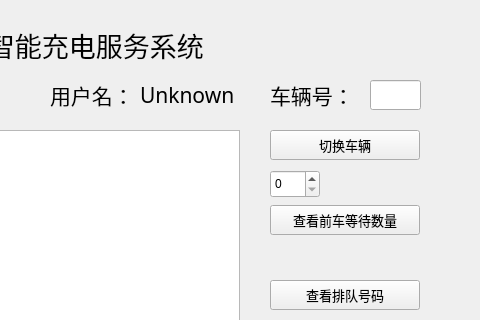
Above: ChargingUser/workwindow.ui from wjj710/Charging-Pile-System before the change; both pictures show x 320 to 800 and y 0 to 320 of the 800 by 600 pixel window. Below: the same form after it.
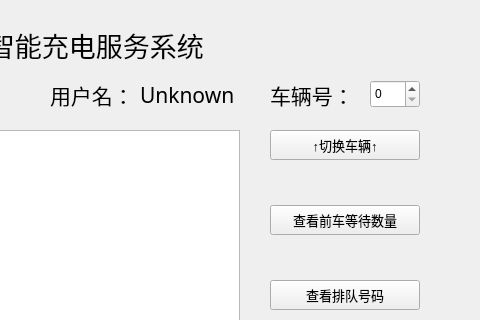
That is the form after the change.

Diff of the .ui file:
```diff
--- a/ChargingUser/workwindow.ui
+++ b/ChargingUser/workwindow.ui
@@ -399,24 +399,14 @@
     </font>
    </property>
    <property name="text">
-    <string>切换车辆</string>
+    <string>↑切换车辆↑</string>
    </property>
   </widget>
-  <widget class="QLineEdit" name="carEdit">
+  <widget class="QSpinBox" name="spinBox">
    <property name="geometry">
     <rect>
      <x>690</x>
      <y>80</y>
-     <width>51</width>
-     <height>30</height>
-    </rect>
-   </property>
-  </widget>
-  <widget class="QSpinBox" name="spinBox">
-   <property name="geometry">
-    <rect>
-     <x>590</x>
-     <y>170</y>
      <width>50</width>
      <height>28</height>
     </rect>
```
